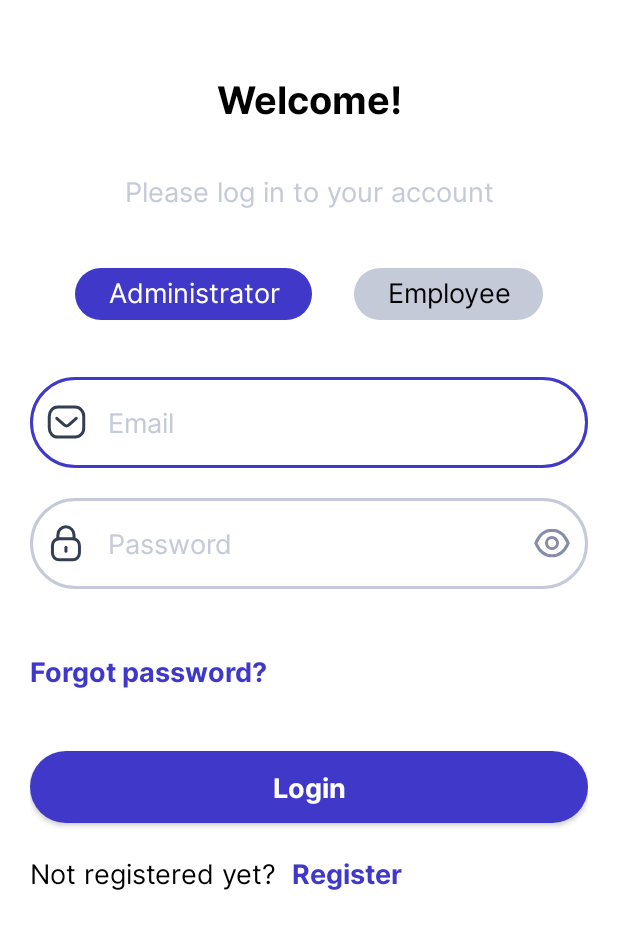
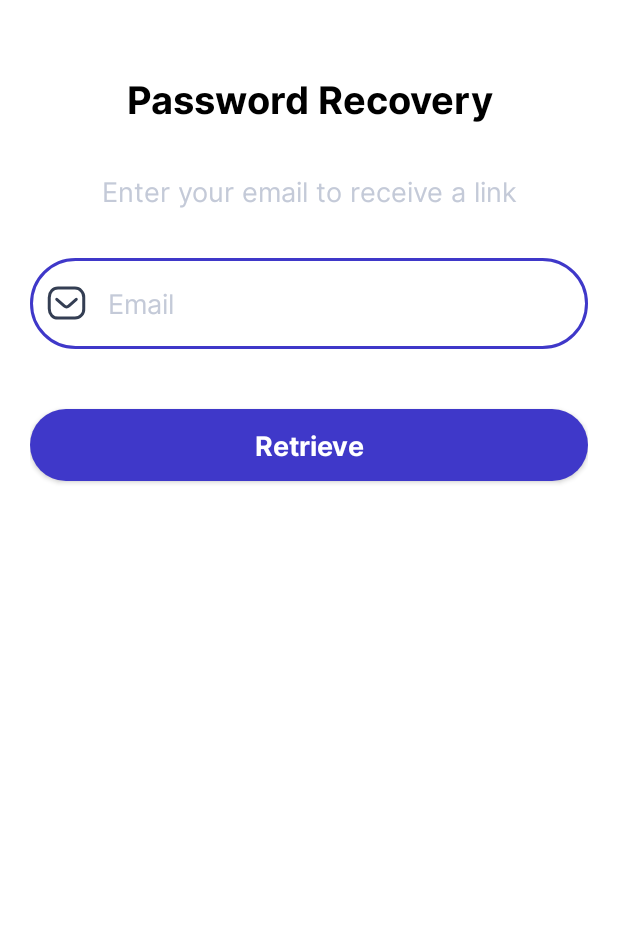
Before and after one commit to dyshko-taras/tg_TaskFlow, an Android app: the screen it shows after launch (AuthorizationActivity before the commit, RestorePasswordActivity after it), after a tap on "Forgot password?", on a phone screen of 412 x 824 dp. Shown: the top 929 px of the screen. Run offline under Robolectric (Android 15) with nearby library versions, the phone set to English and light mode, and no system bars; our stand-ins replace Firebase (no records; nobody signed in at launch, a user with empty details on screens opened directly).

Commit message:
Add RestorePasswordActivity and update AuthorizationActivity and RegistrationActivity

```diff
--- a/app/src/main/AndroidManifest.xml
+++ b/app/src/main/AndroidManifest.xml
@@ -12,6 +12,9 @@
         android:supportsRtl="true"
         android:theme="@style/Theme.TaskFlow"
         tools:targetApi="31">
+        <activity
+            android:name=".ui.activity.RestorePasswordActivity"
+            android:exported="false" />
         <activity
             android:name=".ui.activity.AddTaskActivity"
             android:exported="false"
--- a/app/src/main/java/com/student/taskflow/model/User.kt
+++ b/app/src/main/java/com/student/taskflow/model/User.kt
@@ -8,4 +8,6 @@ data class User(
     val role: Role = Role.EMPLOYEE,
     val name: String = "",
     val email: String = "",
+    val position: String = "",
+    val mobileNumber: String = "",
 )
--- a/app/src/main/java/com/student/taskflow/repository/network/FirebaseAuthRepository.kt
+++ b/app/src/main/java/com/student/taskflow/repository/network/FirebaseAuthRepository.kt
@@ -40,10 +40,10 @@ object FirebaseAuthRepository {
         }
     }
 
-    suspend fun resetPassword(email: String): Result<String> {
+    suspend fun resetPassword(email: String): Result<Unit> {
         return try {
             auth.sendPasswordResetEmail(email).await()
-            Result.success("Password reset email sent successfully")
+            Result.success(Unit)
         } catch (e: FirebaseAuthException) {
             Result.failure(Exception("Failed to send password reset email: ${e.message}"))
         } catch (e: Exception) {
--- a/app/src/main/java/com/student/taskflow/ui/activity/AddTaskActivity.kt
+++ b/app/src/main/java/com/student/taskflow/ui/activity/AddTaskActivity.kt
@@ -142,8 +142,8 @@ class AddTaskActivity : AppCompatActivity() {
                 groupId = groupId,
                 title = title,
                 description = description,
-                priority = Priority.fromString(selectedPriority),
-                status = Status.fromString(selectedStatus),
+                priority = Priority.fromString(this, selectedPriority),
+                status = Status.fromString(this, selectedStatus),
                 deadline = selectedDate,
                 assignedTo = selectedEmployee,
                 isVerified = false
--- a/app/src/main/java/com/student/taskflow/ui/activity/AuthorizationActivity.kt
+++ b/app/src/main/java/com/student/taskflow/ui/activity/AuthorizationActivity.kt
@@ -38,6 +38,7 @@ class AuthorizationActivity : AppCompatActivity() {
         }
 
         binding.tvForgotPassword.setOnClickListener {
+            navigateToRestorePassword()
         }
 
         binding.btnLogin.setOnClickListener {
@@ -106,6 +107,12 @@ class AuthorizationActivity : AppCompatActivity() {
         finish()
     }
 
+    private fun navigateToRestorePassword() {
+        val intent = Intent(this@AuthorizationActivity, RestorePasswordActivity::class.java)
+        startActivity(intent)
+        finish()
+    }
+
     private fun showLoading() {
         binding.dimBackground.visibility = View.VISIBLE
         binding.progressBar.visibility = View.VISIBLE
--- /dev/null
+++ b/app/src/main/java/com/student/taskflow/ui/activity/RestorePasswordActivity.kt
@@ -0,0 +1,78 @@
+package com.student.taskflow.ui.activity
+
+import android.content.Intent
+import android.os.Bundle
+import android.view.View
+import android.widget.Toast
+import androidx.activity.enableEdgeToEdge
+import androidx.annotation.StringRes
+import androidx.appcompat.app.AppCompatActivity
+import androidx.lifecycle.lifecycleScope
+import com.student.taskflow.R
+import com.student.taskflow.databinding.ActivityRestorePasswordBinding
+import com.student.taskflow.repository.network.FirebaseAuthRepository
+import com.student.taskflow.util.NetworkUtils
+import kotlinx.coroutines.launch
+
+class RestorePasswordActivity : AppCompatActivity() {
+
+    private lateinit var binding: ActivityRestorePasswordBinding
+
+    override fun onCreate(savedInstanceState: Bundle?) {
+        super.onCreate(savedInstanceState)
+        enableEdgeToEdge()
+        binding = ActivityRestorePasswordBinding.inflate(layoutInflater)
+        setContentView(binding.root)
+
+        setListener()
+    }
+
+    private fun setListener() {
+        binding.btnRetrieve.setOnClickListener {
+            var email = binding.textInputEditTextEmail.text.toString()
+            var isValidEmail = NetworkUtils.validateEmail(email)
+
+            if (!isValidEmail) {
+                showToast(R.string.enter_valid_email)
+                return@setOnClickListener
+            }
+
+            lifecycleScope.launch {
+                showLoading()
+                var result = FirebaseAuthRepository.resetPassword(email)
+                result.onSuccess {
+                    showToast(R.string.password_reset_email_sent)
+                }.onFailure { error ->
+                    showToast(error.message.toString())
+                }
+                hideLoading()
+                navigateToAuthorization()
+            }
+        }
+    }
+
+    private fun navigateToAuthorization() {
+        val intent = Intent(this@RestorePasswordActivity, AuthorizationActivity::class.java)
+        startActivity(intent)
+        finish()
+    }
+
+    private fun showLoading() {
+        binding.dimBackground.visibility = View.VISIBLE
+        binding.progressBar.visibility = View.VISIBLE
+    }
+
+    private fun hideLoading() {
+        binding.dimBackground.visibility = View.GONE
+        binding.progressBar.visibility = View.GONE
+    }
+
+    fun showToast(message: String, duration: Int = Toast.LENGTH_SHORT) {
+        Toast.makeText(this@RestorePasswordActivity, message, duration).show()
+    }
+
+    fun showToast(@StringRes messageResId: Int, duration: Int = Toast.LENGTH_SHORT) {
+        Toast.makeText(this@RestorePasswordActivity, messageResId, duration).show()
+    }
+
+}
--- a/app/src/main/res/layout/activity_authorization.xml
+++ b/app/src/main/res/layout/activity_authorization.xml
@@ -20,7 +20,7 @@
             android:layout_width="match_parent"
             android:layout_height="wrap_content"
             android:layout_marginTop="47dp"
-            android:text="@string/welcome"
+            android:text="@string/welcome_back"
             android:textAlignment="center" />
 
         <androidx.appcompat.widget.AppCompatTextView
--- /dev/null
+++ b/app/src/main/res/layout/activity_restore_password.xml
@@ -0,0 +1,75 @@
+<?xml version="1.0" encoding="utf-8"?>
+<FrameLayout xmlns:android="http://schemas.android.com/apk/res/android"
+    xmlns:app="http://schemas.android.com/apk/res-auto"
+    xmlns:tools="http://schemas.android.com/tools"
+    android:id="@+id/main"
+    android:layout_width="match_parent"
+    android:layout_height="match_parent"
+    android:background="@color/white"
+    tools:context=".ui.activity.RestorePasswordActivity">
+
+    <androidx.appcompat.widget.LinearLayoutCompat
+        android:layout_width="match_parent"
+        android:layout_height="match_parent"
+        android:orientation="vertical"
+        android:paddingStart="20dp"
+        android:paddingEnd="20dp">
+
+        <androidx.appcompat.widget.AppCompatTextView
+            style="@style/f25BoldBlack"
+            android:layout_width="match_parent"
+            android:layout_height="wrap_content"
+            android:layout_marginTop="47dp"
+            android:text="@string/password_recovery"
+            android:textAlignment="center" />
+
+        <androidx.appcompat.widget.AppCompatTextView
+            style="@style/f18RegularGrey"
+            android:layout_width="match_parent"
+            android:layout_height="wrap_content"
+            android:layout_marginTop="30dp"
+            android:text="@string/enter_email_for_link"
+            android:textAlignment="center" />
+
+
+        <com.google.android.material.textfield.TextInputLayout
+            android:id="@+id/textInputLayoutEmail"
+            style="@style/textInputLayoutStyle"
+            android:layout_width="match_parent"
+            android:layout_height="wrap_content"
+            android:layout_marginTop="31dp"
+            app:startIconDrawable="@drawable/ic_email">
+
+            <com.google.android.material.textfield.TextInputEditText
+                android:id="@+id/textInputEditTextEmail"
+                style="@style/textInputEditTextStyle"
+                android:layout_width="match_parent"
+                android:layout_height="match_parent"
+                android:hint="@string/email"
+                android:inputType="textEmailAddress" />
+
+        </com.google.android.material.textfield.TextInputLayout>
+
+        <androidx.appcompat.widget.AppCompatButton
+            android:id="@+id/btnRetrieve"
+            style="@style/largeButtonStyle"
+            android:layout_width="match_parent"
+            android:layout_height="wrap_content"
+            android:layout_marginTop="40dp"
+            android:text="@string/retrieve" />
+    </androidx.appcompat.widget.LinearLayoutCompat>
+
+    <View
+        android:id="@+id/dimBackground"
+        android:layout_width="match_parent"
+        android:layout_height="match_parent"
+        android:background="#80000000"
+        android:visibility="gone" />
+
+    <ProgressBar
+        android:id="@+id/progressBar"
+        android:layout_width="wrap_content"
+        android:layout_height="wrap_content"
+        android:layout_gravity="center"
+        android:visibility="gone" />
+</FrameLayout>
--- a/app/src/main/res/values/strings.xml
+++ b/app/src/main/res/values/strings.xml
@@ -3,7 +3,7 @@
     <string name="app_name">TaskFlow</string>
     <string name="taskflow">TaskFlow.</string>
     <string name="your_personal_assistant">your personal assistant</string>
-    <string name="welcome">Welcome!</string>
+    <string name="welcome_first_time">Welcome! Is this your first time here?</string>
     <string name="please_log_in">Please log in to your account</string>
     <string name="administrator">Administrator</string>
     <string name="employee">Employee</string>
@@ -54,5 +54,10 @@
     <string name="sign_out">Sign out</string>
     <string name="log_out_successful">Sign-out successful</string>
     <string name="due_date">Due date: %s</string>
-
+    <string name="password_recovery">Password Recovery</string>
+    <string name="enter_email_for_link">Enter your email to receive a link</string>
+    <string name="retrieve">Retrieve</string>
+    <string name="password_reset_email_sent">Password reset email sent successfully</string>
+    <string name="position">Position</string>
+    <string name="mobile_number">Mobile Number</string>
 </resources>
```
Also changed, not shown: app/src/main/java/com/student/taskflow/ui/activity/RegistrationActivity.kt (+9 -5 lines), app/src/main/res/drawable/ic_number.xml (added, +9 -0 lines), app/src/main/res/drawable/ic_text.xml (added, +13 -0 lines), app/src/main/res/layout/activity_registration.xml (+42 -4 lines), 1 other file.
